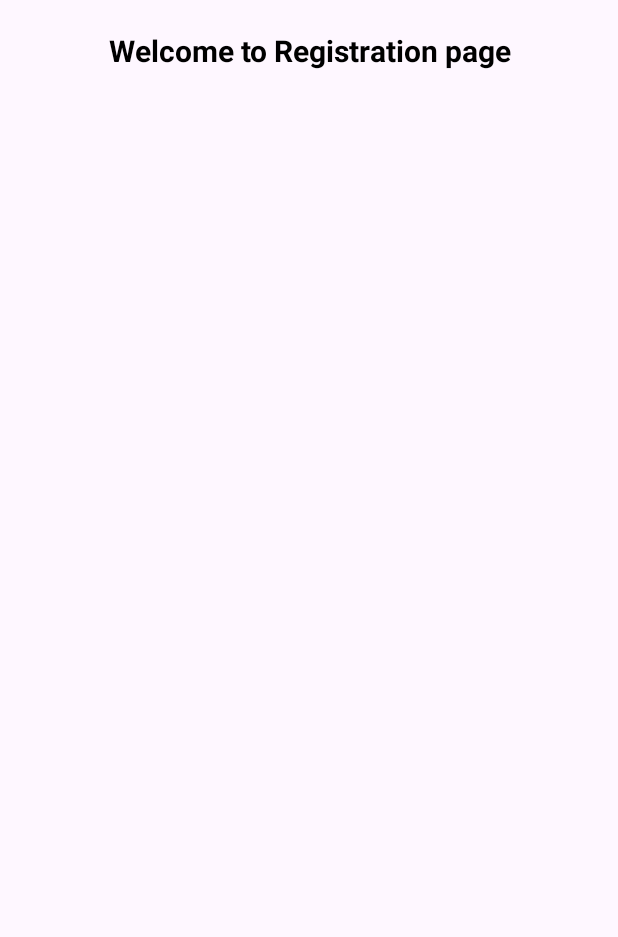
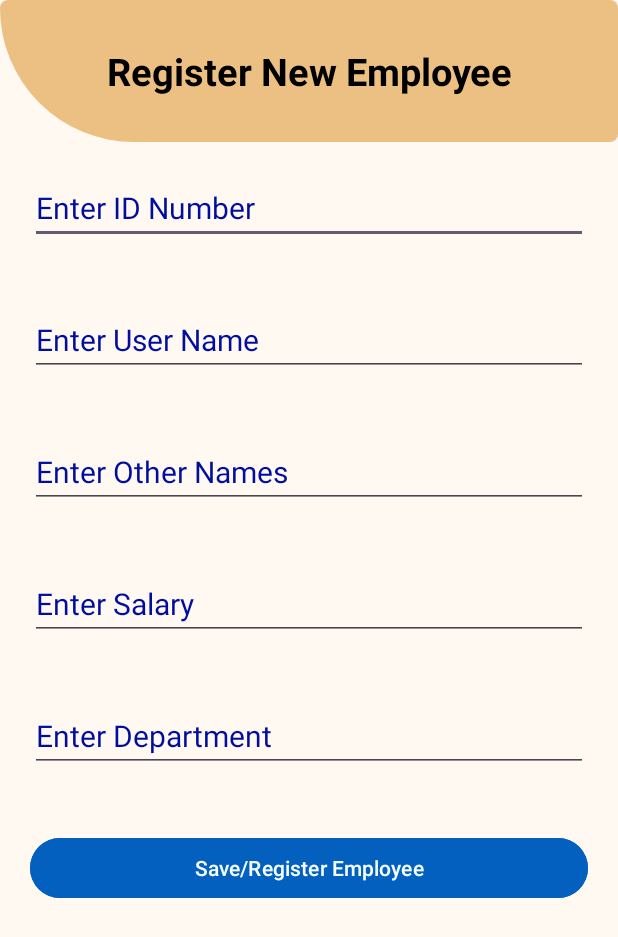
Before and after one commit to BernardKamotho/EmployeeRecycler, an Android app: the RegisterEmployee screen opened directly, with no data from a screen before it, on a phone screen of 412 x 824 dp. Shown: the top 937 px of the screen. Run offline under Robolectric (Android 15) with nearby library versions, the phone set to English and light mode, and no system bars.

```diff
--- a/app/src/main/AndroidManifest.xml
+++ b/app/src/main/AndroidManifest.xml
@@ -1,6 +1,7 @@
 <?xml version="1.0" encoding="utf-8"?>
 <manifest xmlns:android="http://schemas.android.com/apk/res/android"
     xmlns:tools="http://schemas.android.com/tools">
+
     <uses-permission android:name="android.permission.INTERNET"/>
 
     <application
--- a/app/src/main/java/com/example/employeeapp/RegisterEmployee.kt
+++ b/app/src/main/java/com/example/employeeapp/RegisterEmployee.kt
@@ -1,10 +1,13 @@
 package com.example.employeeapp
 
 import android.os.Bundle
+import android.widget.Button
+import android.widget.EditText
 import androidx.activity.enableEdgeToEdge
 import androidx.appcompat.app.AppCompatActivity
 import androidx.core.view.ViewCompat
 import androidx.core.view.WindowInsetsCompat
+import org.json.JSONObject
 
 class RegisterEmployee : AppCompatActivity() {
     override fun onCreate(savedInstanceState: Bundle?) {
@@ -15,6 +18,42 @@ class RegisterEmployee : AppCompatActivity() {
             val systemBars = insets.getInsets(WindowInsetsCompat.Type.systemBars())
             v.setPadding(systemBars.left, systemBars.top, systemBars.right, systemBars.bottom)
             insets
+        } //end insets
+
+        //find all the 5 editTexts and one button by use of their ids
+
+        val id_number = findViewById<EditText>(R.id.id_number)
+        val username = findViewById<EditText>(R.id.username)
+        val others = findViewById(R.id.others)  as EditText
+        val salary = findViewById<EditText>(R.id.salary)
+        val department = findViewById<EditText>(R.id.department)
+        val savebtn = findViewById<Button>(R.id.saveBtn)
+
+        //add a click listener to our button
+        savebtn.setOnClickListener {
+            //create a json object that will hold data gotten from the five edittexts.
+            // The data is already in the variables creared above
+            val body = JSONObject()
+
+            //add idnumber, username, others, salary and department to the json object
+            body.put("id_number", id_number.text.toString())
+            body.put("username", username.text.toString())
+            body.put("others", others.text.toString())
+            body.put("salary", salary.text.toString())
+            body.put("department", department.text.toString())
+
+            //specify the api endpoint for creating an employee
+            val api = "https://kimaniben.pythonanywhere.com/createEmployee"
+
+            //Access the api helper class
+            //Trigger the post function inside of the api helper class.
+            //Provide the data requires by the two parameters
+
+            val helper = ApiHelper(applicationContext)
+
+            //access the post function
+            helper.post(api,body)
         }
+
     }
 }
--- /dev/null
+++ b/app/src/main/res/drawable/shape2.xml
@@ -0,0 +1,10 @@
+<?xml version="1.0" encoding="utf-8"?>
+<shape xmlns:android="http://schemas.android.com/apk/res/android">
+    <solid
+        android:color="#EBC082"/>
+    <corners
+        android:bottomLeftRadius="500dp"
+        android:radius="30dp"
+
+        />
+</shape>
--- a/app/src/main/res/layout/activity_register_employee.xml
+++ b/app/src/main/res/layout/activity_register_employee.xml
@@ -7,15 +7,78 @@
     android:orientation="vertical"
     android:layout_width="match_parent"
     android:layout_height="match_parent"
+    android:background="#FFF9F2"
     tools:context=".RegisterEmployee">
 
     <TextView
         android:layout_width="match_parent"
         android:layout_height="wrap_content"
-        android:text="Welcome to Registration page"
-        android:textSize="20sp"
+        android:text="Register New Employee"
+        android:textSize="25sp"
         android:textAlignment="center"
         android:textColor="@color/black"
         android:textStyle="bold"
-        android:layout_marginTop="20dp"/>
+        android:background="@drawable/shape2"
+        android:padding="30dp"/>
+
+    <EditText
+        android:layout_width="match_parent"
+        android:layout_height="wrap_content"
+        android:hint="Enter ID Number"
+        android:textColorHint="#000E9F"
+        android:layout_margin="20dp"
+        android:textColor="#0D0000"
+        android:textSize="20sp"
+        android:inputType="number"
+        android:id="@+id/id_number"/>
+
+    <EditText
+        android:layout_width="match_parent"
+        android:layout_height="wrap_content"
+        android:hint="Enter User Name"
+        android:textColorHint="#000E9F"
+        android:layout_margin="20dp"
+        android:textColor="#0D0000"
+        android:textSize="20sp"
+        android:id="@+id/username"/>
+
+    <EditText
+        android:layout_width="match_parent"
+        android:layout_height="wrap_content"
+        android:hint="Enter Other Names"
+        android:textColorHint="#000E9F"
+        android:layout_margin="20dp"
+        android:textColor="#0D0000"
+        android:textSize="20sp"
+        android:id="@+id/others"/>
+
+    <EditText
+        android:layout_width="match_parent"
+        android:layout_height="wrap_content"
+        android:hint="Enter Salary"
+        android:inputType="number"
+        android:textColorHint="#000E9F"
+        android:layout_margin="20dp"
+        android:textColor="#0D0000"
+        android:textSize="20sp"
+        android:id="@+id/salary"/>
+
+    <EditText
+        android:layout_width="match_parent"
+        android:layout_height="wrap_content"
+        android:hint="Enter Department"
+        android:textColorHint="#000E9F"
+        android:layout_margin="20dp"
+        android:textColor="#0D0000"
+        android:textSize="20sp"
+        android:id="@+id/department"/>
+
+    <Button
+        android:layout_width="match_parent"
+        android:layout_height="wrap_content"
+        android:text="Save/Register Employee"
+        android:layout_margin="20dp"
+        android:textColor="#F5FFFE"
+        android:backgroundTint="#0360BE"
+        android:id="@+id/saveBtn"/>
 </LinearLayout>
```
Also changed, not shown: app/src/main/java/com/example/employeeapp/ViewEmployees.kt (+43 -1 lines), app/src/main/res/layout/activity_view_employees.xml (+34 -4 lines), app/src/main/res/layout/single_employee.xml (+4 -4 lines).
